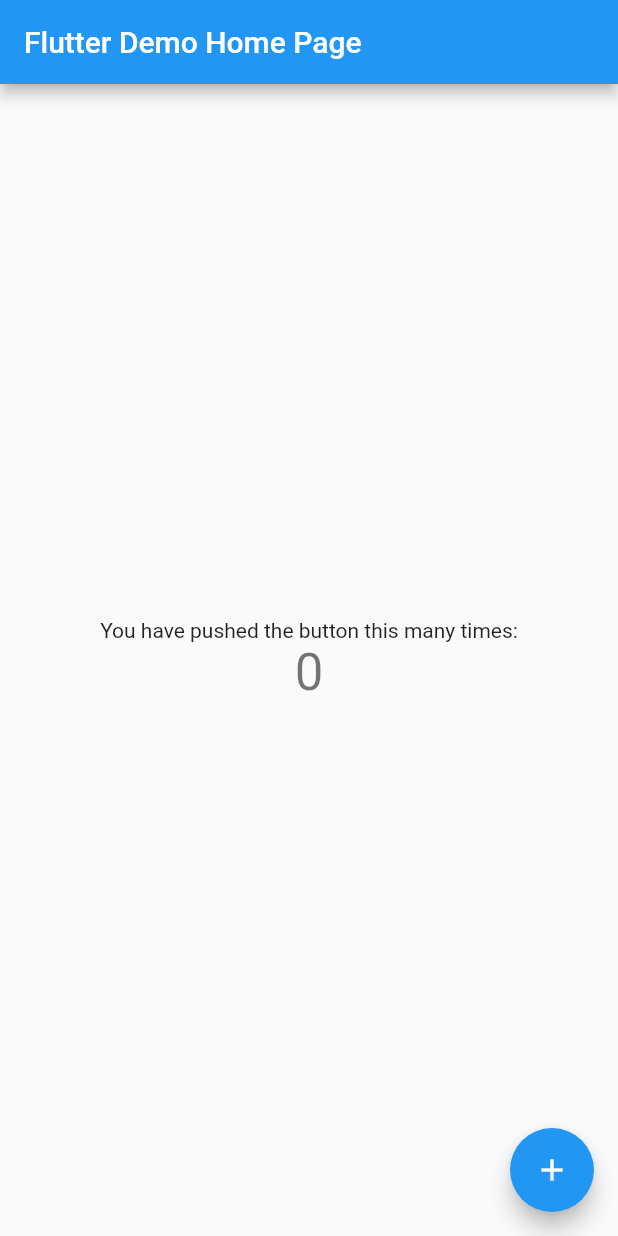
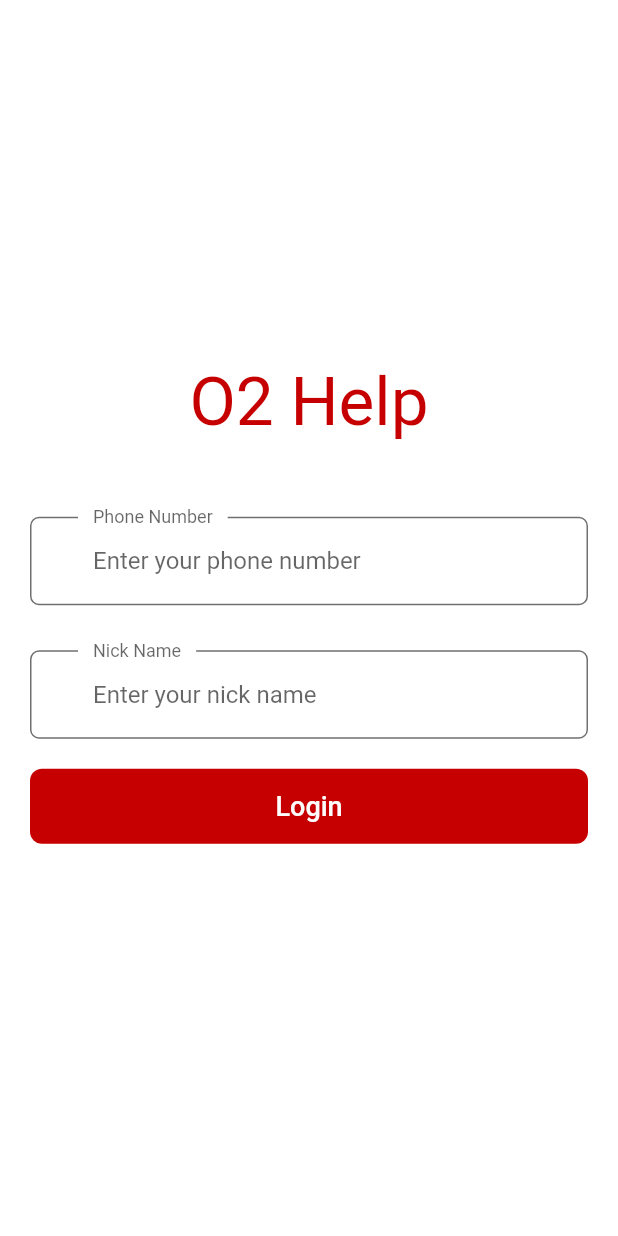
Before and after one commit to Junejune95/O2HelpByFlutter, a Flutter app: the screen it shows after launch, on a phone screen of 412 x 824 dp. Run offline on Flutter 3.47's test engine with Material 2 defaults, Android fonts, the phone set to English and light mode, and no system bars; Roboto replaces fonts that are missing (Muli).

Commit message:
login screen

```diff
--- /dev/null
+++ b/lib/components/primary_button.dart
@@ -0,0 +1,30 @@
+import 'package:flutter/material.dart';
+
+import '../constants.dart';
+
+class PrimaryButton extends StatelessWidget {
+  final String label;
+  final double width;
+
+  const PrimaryButton({Key key,@required this.label, this.width}) : super(key: key);
+  @override
+  Widget build(BuildContext context) {
+    return Container(
+      width: width!=null ? width : MediaQuery.of(context).size.width,
+      height: 50,
+      alignment: Alignment.center,
+      decoration: BoxDecoration(
+        color: kPrimaryColor,
+        borderRadius: BorderRadius.circular(8),
+      ),
+      child: Text(
+        label,
+        style: TextStyle(
+          color: Colors.white,
+          fontSize: 18,
+          fontWeight: FontWeight.w500,
+        ),
+      ),
+    );
+  }
+}
--- /dev/null
+++ b/lib/constants.dart
@@ -0,0 +1,69 @@
+import 'package:O2help/size_config.dart';
+import 'package:flutter/material.dart';
+
+const kPrimaryColor = Color(0xFFc60000);
+const kPrimaryLightColor = Color(0xFF969494);
+const kPrimaryGradientColor = LinearGradient(
+  begin: Alignment.topLeft,
+  end: Alignment.bottomRight,
+  colors: [
+    Color(0xFFFFA53E),
+    Color(0xFFFF7643),
+  ],
+);
+const kSecondaryColor = Color(0xFFdd4b4a);
+const kSecondaryLightColor = Color(0xFFF8E5E5);
+const kTextColor = Color(0xFF484747);
+const kTextLightColor = Color(0xFF525252);
+const kBgColor = Color(0xFFF0EFEF);
+
+const kAnimationDuration = Duration(milliseconds: 200);
+
+final headingStyle = TextStyle(
+  fontSize: getProportionateScreenWidth(28),
+  fontWeight: FontWeight.bold,
+  color: Colors.black,
+  height: 1.5,
+);
+
+const defaultDuration = Duration(milliseconds: 250);
+
+// Form Error
+final RegExp emailValidatorRegExp =
+    RegExp(r"^[a-zA-Z0-9.]+@[a-zA-Z0-9]+\.[a-zA-Z]+");
+const String kEmailNullError = "Please Enter your email";
+const String kNameNullError = "Please Enter your name";
+const String kPhoneNullError = "Please Enter your phone";
+const String kDOBNullError = "Please Enter your DOB";
+const String kInvalidEmailError = "Please Enter Valid Email";
+const String kPassNullError = "Please Enter your password";
+const String kNewPassNullError = "Please Enter your new password";
+const String kOldPassNullError = "Please Enter your current password";
+const String kConfirmPassNullError = "Please Enter your confirm password";
+const String kShortPassError = "Password is too short";
+const String kMatchPassError = "Passwords don't match";
+const String kNamelNullError = "Please Enter your name";
+const String kPhoneNumberNullError = "Please Enter your phone number";
+const String kAddressNullError = "Please Enter your address";
+
+final otpInputDecoration = InputDecoration(
+  contentPadding:
+      EdgeInsets.symmetric(vertical: getProportionateScreenWidth(15)),
+  border: outlineInputBorder(),
+  focusedBorder: outlineFocusBorder(),
+  enabledBorder: outlineInputBorder(),
+);
+
+OutlineInputBorder outlineInputBorder() {
+  return OutlineInputBorder(
+    // borderRadius: BorderRadius.circular(getProportionateScreenWidth(15)),
+    borderSide: BorderSide(color: kTextColor),
+  );
+}
+
+OutlineInputBorder outlineFocusBorder() {
+  return OutlineInputBorder(
+    // borderRadius: BorderRadius.circular(getProportionateScreenWidth(15)),
+    borderSide: BorderSide(color: kSecondaryColor),
+  );
+}
--- a/lib/main.dart
+++ b/lib/main.dart
@@ -1,3 +1,6 @@
+import 'package:O2help/route.dart';
+import 'package:O2help/screen/login/login_screen.dart';
+import 'package:O2help/theme.dart';
 import 'package:flutter/material.dart';
 
 void main() {
@@ -5,43 +8,20 @@ void main() {
 }
 
 class MyApp extends StatelessWidget {
-  // This widget is the root of your application.
   @override
   Widget build(BuildContext context) {
     return MaterialApp(
+      debugShowCheckedModeBanner: false,
       title: 'Flutter Demo',
-      theme: ThemeData(
-        // This is the theme of your application.
-        //
-        // Try running your application with "flutter run". You'll see the
-        // application has a blue toolbar. Then, without quitting the app, try
-        // changing the primarySwatch below to Colors.green and then invoke
-        // "hot reload" (press "r" in the console where you ran "flutter run",
-        // or simply save your changes to "hot reload" in a Flutter IDE).
-        // Notice that the counter didn't reset back to zero; the application
-        // is not restarted.
-        primarySwatch: Colors.blue,
-        // This makes the visual density adapt to the platform that you run
-        // the app on. For desktop platforms, the controls will be smaller and
-        // closer together (more dense) than on mobile platforms.
-        visualDensity: VisualDensity.adaptivePlatformDensity,
-      ),
-      home: MyHomePage(title: 'Flutter Demo Home Page'),
+      theme: theme(),
+      initialRoute: LoginScreen.routeName,
+      routes: routes,
     );
   }
 }
 
 class MyHomePage extends StatefulWidget {
   MyHomePage({Key key, this.title}) : super(key: key);
-
-  // This widget is the home page of your application. It is stateful, meaning
-  // that it has a State object (defined below) that contains fields that affect
-  // how it looks.
-
-  // This class is the configuration for the state. It holds the values (in this
-  // case the title) provided by the parent (in this case the App widget) and
-  // used by the build method of the State. Fields in a Widget subclass are
-  // always marked "final".
 
   final String title;
 
@@ -54,47 +34,18 @@ class _MyHomePageState extends State<MyHomePage> {
 
   void _incrementCounter() {
     setState(() {
-      // This call to setState tells the Flutter framework that something has
-      // changed in this State, which causes it to rerun the build method below
-      // so that the display can reflect the updated values. If we changed
-      // _counter without calling setState(), then the build method would not be
-      // called again, and so nothing would appear to happen.
       _counter++;
     });
   }
 
   @override
   Widget build(BuildContext context) {
-    // This method is rerun every time setState is called, for instance as done
-    // by the _incrementCounter method above.
-    //
-    // The Flutter framework has been optimized to make rerunning build methods
-    // fast, so that you can just rebuild anything that needs updating rather
-    // than having to individually change instances of widgets.
     return Scaffold(
       appBar: AppBar(
-        // Here we take the value from the MyHomePage object that was created by
-        // the App.build method, and use it to set our appbar title.
         title: Text(widget.title),
       ),
       body: Center(
-        // Center is a layout widget. It takes a single child and positions it
-        // in the middle of the parent.
         child: Column(
-          // Column is also a layout widget. It takes a list of children and
-          // arranges them vertically. By default, it sizes itself to fit its
-          // children horizontally, and tries to be as tall as its parent.
-          //
-          // Invoke "debug painting" (press "p" in the console, choose the
-          // "Toggle Debug Paint" action from the Flutter Inspector in Android
-          // Studio, or the "Toggle Debug Paint" command in Visual Studio Code)
-          // to see the wireframe for each widget.
-          //
-          // Column has various properties to control how it sizes itself and
-          // how it positions its children. Here we use mainAxisAlignment to
-          // center the children vertically; the main axis here is the vertical
-          // axis because Columns are vertical (the cross axis would be
-          // horizontal).
           mainAxisAlignment: MainAxisAlignment.center,
           children: <Widget>[
             Text(
@@ -111,7 +62,7 @@ class _MyHomePageState extends State<MyHomePage> {
         onPressed: _incrementCounter,
         tooltip: 'Increment',
         child: Icon(Icons.add),
-      ), // This trailing comma makes auto-formatting nicer for build methods.
+      ),
     );
   }
 }
--- /dev/null
+++ b/lib/route.dart
@@ -0,0 +1,8 @@
+import 'package:O2help/screen/login/login_screen.dart';
+import 'package:flutter/widgets.dart';
+
+// We use name route
+// All our routes will be available here
+final Map<String, WidgetBuilder> routes = {
+  LoginScreen.routeName: (context) => LoginScreen(),
+};
--- /dev/null
+++ b/lib/screen/login/component/body.dart
@@ -0,0 +1,24 @@
+import 'package:O2help/screen/login/component/login_form.dart';
+import 'package:flutter/material.dart';
+
+class Body extends StatelessWidget {
+  @override
+  Widget build(BuildContext context) {
+    return Center(
+      child: Column(
+        crossAxisAlignment: CrossAxisAlignment.center,
+        mainAxisAlignment: MainAxisAlignment.center,
+        children: [
+          Text(
+            'O2 Help',
+            style: Theme.of(context).textTheme.headline3,
+          ),
+            SizedBox(
+              height: 30,
+            ),
+          LoginForm()
+        ],
+      ),
+    );
+  }
+}
--- /dev/null
+++ b/lib/screen/login/component/login_form.dart
@@ -0,0 +1,77 @@
+import 'package:O2help/components/primary_button.dart';
+import 'package:O2help/constants.dart';
+import 'package:O2help/size_config.dart';
+import 'package:flutter/material.dart';
+
+class LoginForm extends StatefulWidget {
+  @override
+  _LoginFormState createState() => _LoginFormState();
+}
+
+class _LoginFormState extends State<LoginForm> {
+  TextEditingController nameController = new TextEditingController();
+  TextEditingController phoneController = new TextEditingController();
+  final _formKey = GlobalKey<FormState>();
+  String name, phoneNumber;
+
+  @override
+  Widget build(BuildContext context) {
+    return Form(
+      key: _formKey,
+      child: Padding(
+        padding: const EdgeInsets.all(20.0),
+        child: Column(
+          children: [
+            buildPhoneFormField(),
+            SizedBox(
+              height: 30,
+            ),
+            buildNameFormField(),
+            SizedBox(
+              height: 20,
+            ),
+            PrimaryButton(label: 'Login')
+          ],
+        ),
+      ),
+    );
+  }
+
+  TextFormField buildNameFormField() {
+    return TextFormField(
+      onSaved: (newValue) => name = newValue,
+      controller: nameController,
+      validator: (value) {
+        name = value;
+        if (value == null || value.isEmpty) {
+          return 'Need your nick name';
+        }
+        return null;
+      },
+      keyboardType: TextInputType.text,
+      decoration: InputDecoration(
+        labelText: "Nick Name",
+        hintText: "Enter your nick name",
+      ),
+    );
+  }
+
+  TextFormField buildPhoneFormField() {
+    return TextFormField(
+      onSaved: (newValue) => phoneNumber = newValue,
+      controller: phoneController,
+      validator: (value) {
+        phoneNumber = value;
+        if (value == null || value.isEmpty) {
+          return 'Need your phone number';
+        }
+        return null;
+      },
+      keyboardType: TextInputType.phone,
+      decoration: InputDecoration(
+        labelText: "Phone Number",
+        hintText: "Enter your phone number",
+      ),
+    );
+  }
+}
--- /dev/null
+++ b/lib/screen/login/login_screen.dart
@@ -0,0 +1,12 @@
+import 'package:O2help/screen/login/component/body.dart';
+import 'package:flutter/material.dart';
+
+class LoginScreen extends StatelessWidget {
+    static String routeName = "/login";
+  @override
+  Widget build(BuildContext context) {
+    return Scaffold(
+      body: Body(),
+    );
+  }
+}
--- /dev/null
+++ b/lib/theme.dart
@@ -0,0 +1,60 @@
+import 'package:flutter/material.dart';
+
+import 'constants.dart';
+
+ThemeData theme() {
+  return ThemeData(
+    scaffoldBackgroundColor: Colors.white,
+    fontFamily: "Muli",
+    appBarTheme: appBarTheme(),
+    textTheme: textTheme(),
+    inputDecorationTheme: inputDecorationTheme(),
+    visualDensity: VisualDensity.adaptivePlatformDensity,
+  );
+}
+
+InputDecorationTheme inputDecorationTheme() {
+  OutlineInputBorder outlineInputBorder = OutlineInputBorder(
+    borderRadius: BorderRadius.circular(6),
+    borderSide: BorderSide(color: Color(0xFF707070)),
+    gapPadding: 10,
+  );
+  return InputDecorationTheme(
+    // If  you are using latest version of flutter then lable text and hint text shown like this
+    // if you r using flutter less then 1.20.* then maybe this is not working properly
+    // if we are define our floatingLabelBehavior in our theme then it's not applayed
+    floatingLabelBehavior: FloatingLabelBehavior.always,
+    contentPadding: EdgeInsets.symmetric(
+      horizontal: 42,
+      vertical: 20,
+    ),
+    enabledBorder: outlineInputBorder,
+    focusedBorder: outlineInputBorder,
+    border: outlineInputBorder,
+    // focusColor: kSecondaryColor
+  );
+}
+
+TextTheme textTheme() {
+  return TextTheme(
+    headline3:TextStyle(color: kPrimaryColor),
+    bodyText1: TextStyle(color: kTextColor),
+    bodyText2: TextStyle(color: kTextColor),
+  );
+}
+
+AppBarTheme appBarTheme() {
+  return AppBarTheme(
+    color: Colors.white,
+    elevation: 1,
+    brightness: Brightness.light,
+    iconTheme: IconThemeData(color: kPrimaryLightColor),
+    textTheme: TextTheme(
+      headline6: TextStyle(
+        color: kPrimaryColor,
+        fontSize: 16,
+        fontWeight: FontWeight.w500,
+      ),
+    ),
+  );
+}
```
Also changed, not shown: lib/size_config.dart (added, +30 -0 lines).
